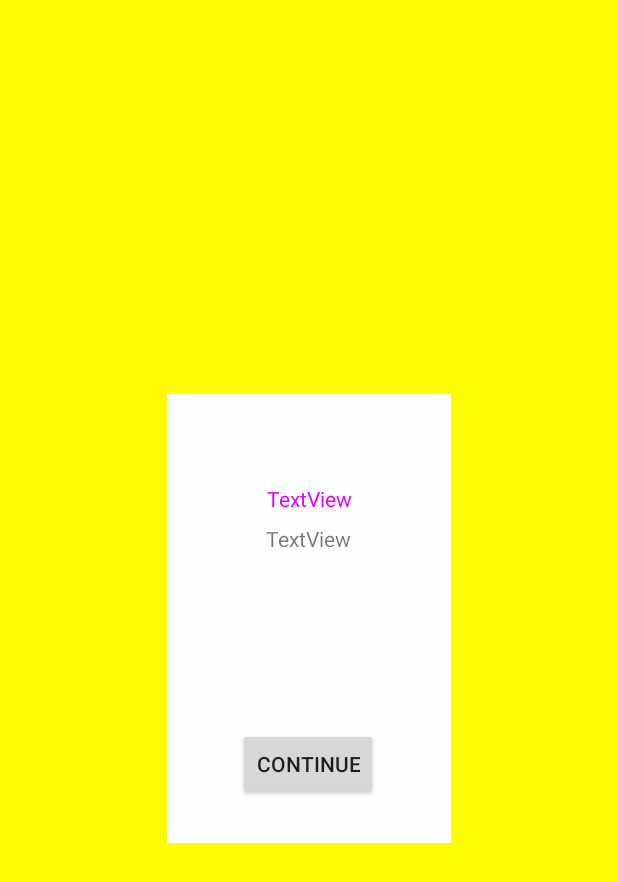
After one commit to ThemApples/Bittercode, an Android app: the layout start_page.xml on its own in the app's theme, with its tools: preview values and no code run, on a phone screen of 412 x 824 dp. The commit adds this screen. Shown: the top 882 px of the screen. Run offline under Robolectric (Android 15) with nearby library versions, the phone set to English and light mode, and no system bars.

Commit message:
Update Ui

```diff
--- /dev/null
+++ b/Bittercode/app/src/main/res/drawable/file_copy.xml
@@ -0,0 +1,5 @@
+<vector android:height="24dp" android:tint="#FFFFFF"
+    android:viewportHeight="24" android:viewportWidth="24"
+    android:width="24dp" xmlns:android="http://schemas.android.com/apk/res/android">
+    <path android:fillColor="@android:color/white" android:pathData="M16,1L4,1c-1.1,0 -2,0.9 -2,2v14h2L4,3h12L16,1zM15,5l6,6v10c0,1.1 -0.9,2 -2,2L7.99,23C6.89,23 6,22.1 6,21l0.01,-14c0,-1.1 0.89,-2 1.99,-2h7zM14,12h5.5L14,6.5L14,12z"/>
+</vector>
--- a/Bittercode/app/src/main/res/drawable/rounded_borders.xml
+++ b/Bittercode/app/src/main/res/drawable/rounded_borders.xml
@@ -2,4 +2,5 @@
 <shape xmlns:android="http://schemas.android.com/apk/res/android" android:shape="rectangle" >
     <solid android:color="@android:color/white" />
     <stroke android:width="6dip" android:color="@color/yellow"/>
+
 </shape>
--- a/Bittercode/app/src/main/res/layout/activity_main.xml
+++ b/Bittercode/app/src/main/res/layout/activity_main.xml
@@ -27,7 +27,7 @@
         app:layout_constraintHorizontal_bias="0.495"
         app:layout_constraintStart_toStartOf="parent"
         app:layout_constraintTop_toTopOf="parent"
-        app:layout_constraintVertical_bias="0.157" />
+        app:layout_constraintVertical_bias="0.03" />
 
     <EditText
         android:id="@+id/encrypt"
--- /dev/null
+++ b/Bittercode/app/src/main/res/layout/start_page.xml
@@ -0,0 +1,51 @@
+<?xml version="1.0" encoding="utf-8"?>
+<androidx.constraintlayout.widget.ConstraintLayout xmlns:android="http://schemas.android.com/apk/res/android"
+    xmlns:app="http://schemas.android.com/apk/res-auto"
+    xmlns:tools="http://schemas.android.com/tools"
+    android:layout_width="match_parent"
+    android:layout_height="match_parent"
+    android:layout_gravity="center"
+    android:background="@color/Y"
+    tools:context=".MainActivity">
+
+    <TextView
+        android:id="@+id/t"
+        android:layout_width="189dp"
+        android:layout_height="299dp"
+        android:text="TextView"
+        android:textAlignment="center"
+        android:padding="60dp"
+        android:textColor="@color/purple"
+        android:background="@color/white"
+        app:layout_constraintBottom_toBottomOf="parent"
+        app:layout_constraintEnd_toEndOf="parent"
+        app:layout_constraintStart_toStartOf="parent"
+        app:layout_constraintTop_toTopOf="parent" />
+
+    <TextView
+        android:id="@+id/t2"
+        android:layout_width="128dp"
+        android:layout_height="85dp"
+        android:text="TextView"
+        android:textAlignment="center"
+        app:layout_constraintBottom_toBottomOf="@+id/t"
+        app:layout_constraintEnd_toEndOf="@+id/t"
+        app:layout_constraintHorizontal_bias="0.491"
+        app:layout_constraintStart_toStartOf="@+id/t"
+        app:layout_constraintTop_toTopOf="@+id/t"
+        app:layout_constraintVertical_bias="0.406" />
+
+    <Button
+        android:id="@+id/cont"
+        android:layout_width="wrap_content"
+        android:layout_height="wrap_content"
+        android:text="Continue"
+        app:layout_constraintBottom_toBottomOf="parent"
+        app:layout_constraintEnd_toEndOf="parent"
+        app:layout_constraintHorizontal_bias="0.498"
+        app:layout_constraintStart_toStartOf="parent"
+        app:layout_constraintTop_toTopOf="parent"
+        app:layout_constraintVertical_bias="0.625" />
+
+
+</androidx.constraintlayout.widget.ConstraintLayout>
--- a/Bittercode/app/src/main/res/values/colors.xml
+++ b/Bittercode/app/src/main/res/values/colors.xml
@@ -4,4 +4,7 @@
     <color name="colorPrimaryDark">#3700B3</color>
     <color name="colorAccent">#03DAC5</color>
     <color name="yellow">#fbff18</color>
+    <color name="Y">#FFFB00</color>
+    <color name="white">#fdffff</color>
+    <color name="purple">#E100FF</color>
 </resources>
--- a/Bittercode/app/src/main/res/values/styles.xml
+++ b/Bittercode/app/src/main/res/values/styles.xml
@@ -1,9 +1,9 @@
 <resources>
     <!-- Base application theme. -->
-    <style name="AppTheme" parent="Theme.AppCompat.Light.NoActionBar">
+    <style name="AppTheme" parent="Theme.AppCompat.Light.DarkActionBar">
         <!-- Customize your theme here. -->
-        <item name="colorPrimary">@color/colorPrimary</item>
-        <item name="colorPrimaryDark">@color/colorPrimaryDark</item>
+        <item name="colorPrimary">#FFFB00</item>
+        <item name="colorPrimaryDark">#FFFB00</item>
         <item name="colorAccent">@color/colorAccent</item>
     </style>
 
```
Also changed, not shown: Bittercode/app/src/main/java/com/example/bittercode/InformationPage.java (added, +14 -0 lines), Bittercode/app/src/main/java/com/example/bittercode/StartPage.java (added, +51 -0 lines).
